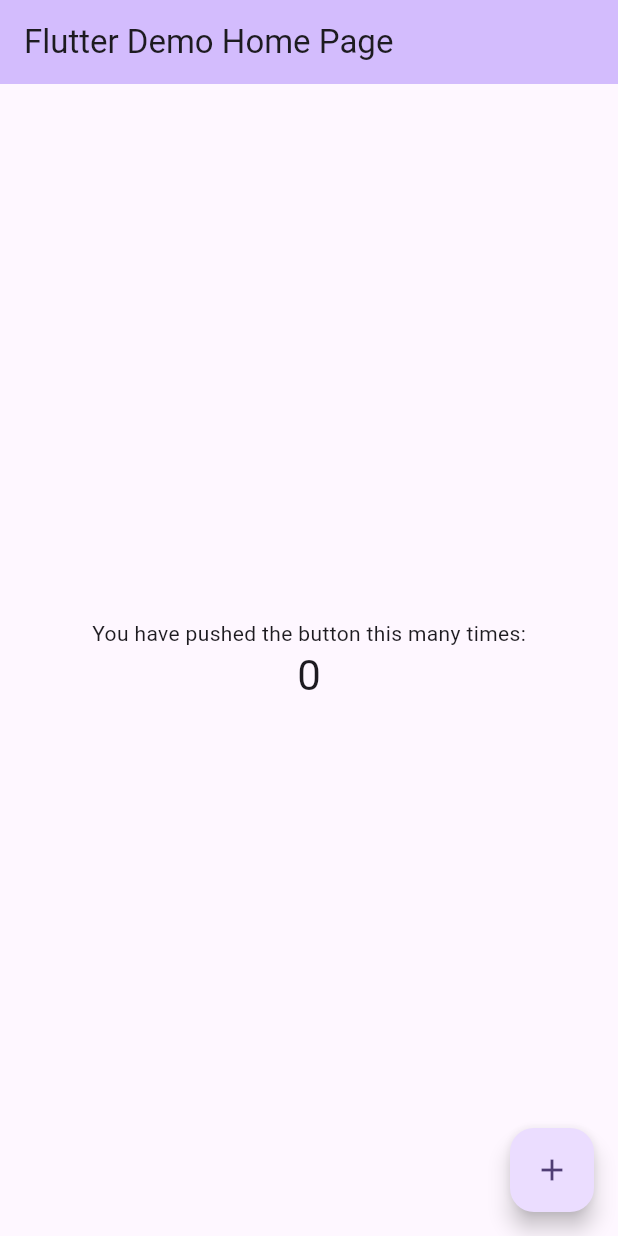
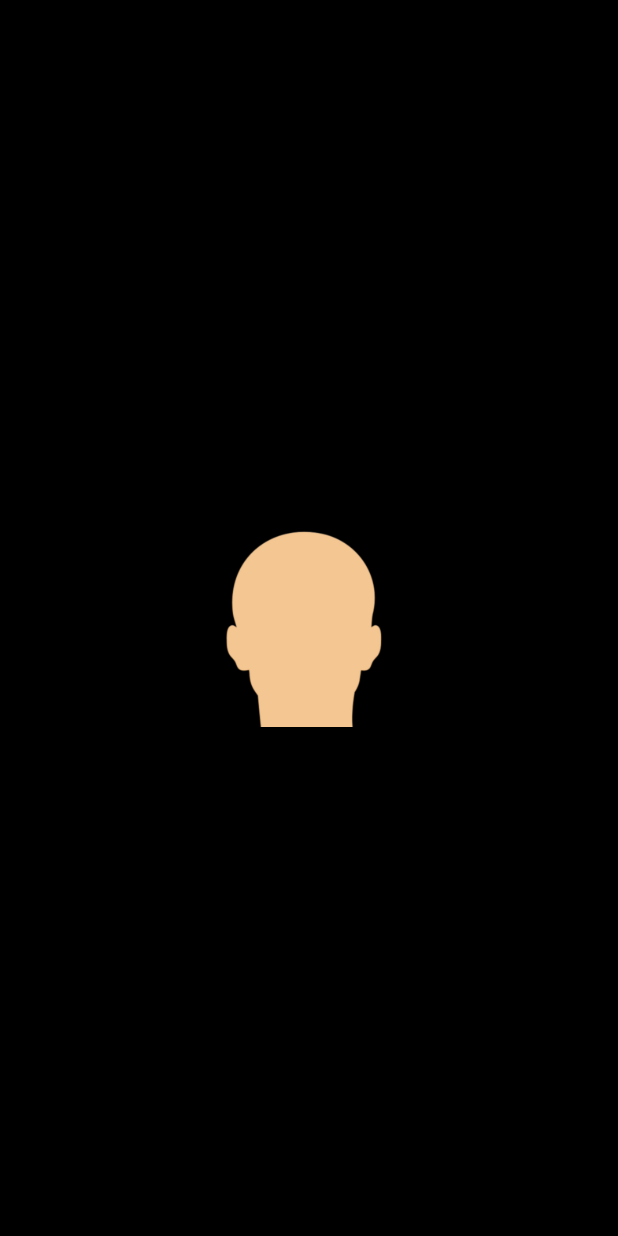
Before and after one commit to daniyalqamar1007/fitlit_app, a Flutter app: the first screen one second after launch, on a phone screen of 412 x 824 dp. Run offline on Flutter 3.47's test engine with Material 3 defaults, Android fonts, the light colour scheme and no system bars.

Commit message:
Add splash screen

```diff
--- a/lib/main.dart
+++ b/lib/main.dart
@@ -1,125 +1,56 @@
+import 'package:fitlip_app/routes/App_routes.dart';
+import 'package:fitlip_app/view/Splash_screen/Splash_screen.dart';
 import 'package:flutter/material.dart';
+import 'package:flutter/services.dart';
 
 void main() {
+  SystemChrome.setSystemUIOverlayStyle(
+    const SystemUiOverlayStyle(
+      statusBarColor: Colors.black54,
+      systemNavigationBarColor: Colors.brown,
+    ),
+  );
+
   runApp(const MyApp());
 }
-
 class MyApp extends StatelessWidget {
   const MyApp({super.key});
 
-  // This widget is the root of your application.
   @override
   Widget build(BuildContext context) {
     return MaterialApp(
-      title: 'Flutter Demo',
+      debugShowCheckedModeBanner: false,
+      title: 'FitLip App',
       theme: ThemeData(
-        // This is the theme of your application.
-        //
-        // TRY THIS: Try running your application with "flutter run". You'll see
-        // the application has a purple toolbar. Then, without quitting the app,
-        // try changing the seedColor in the colorScheme below to Colors.green
-        // and then invoke "hot reload" (save your changes or press the "hot
-        // reload" button in a Flutter-supported IDE, or press "r" if you used
-        // the command line to start the app).
-        //
-        // Notice that the counter didn't reset back to zero; the application
-        // state is not lost during the reload. To reset the state, use hot
-        // restart instead.
-        //
-        // This works for code too, not just values: Most code changes can be
-        // tested with just a hot reload.
-        colorScheme: ColorScheme.fromSeed(seedColor: Colors.deepPurple),
         useMaterial3: true,
+        colorScheme: ColorScheme.fromSeed(
+          seedColor: Colors.black,
+          brightness: Brightness.light,
+          primary: Colors.black,
+        ),
+        appBarTheme: const AppBarTheme(
+          elevation: 0,
+          centerTitle: true,
+          backgroundColor: Colors.black,
+          foregroundColor: Colors.white,
+        ),
       ),
-      home: const MyHomePage(title: 'Flutter Demo Home Page'),
+
+      initialRoute: AppRoutes.splash, // Make sure this matches your route name
+      onGenerateInitialRoutes: (initialRoute) {
+        if (AppRoutes.routes.containsKey(initialRoute)) {
+          return [MaterialPageRoute(builder: AppRoutes.routes[initialRoute]!)];
+        }
+        return [MaterialPageRoute(builder: (_) => const SplashScreen())];
+      },
+      onGenerateRoute: (settings) {
+        return MaterialPageRoute(
+          builder: (context) => const Scaffold(
+            body: Center(child: Text('Page not found',style:TextStyle(fontSize: 20,fontWeight: FontWeight.w600,color: Colors.black),)),
+          ),
+        );
+      },
+      routes: AppRoutes.routes,
     );
   }
 }
-
-class MyHomePage extends StatefulWidget {
-  const MyHomePage({super.key, required this.title});
-
-  // This widget is the home page of your application. It is stateful, meaning
-  // that it has a State object (defined below) that contains fields that affect
-  // how it looks.
-
-  // This class is the configuration for the state. It holds the values (in this
-  // case the title) provided by the parent (in this case the App widget) and
-  // used by the build method of the State. Fields in a Widget subclass are
-  // always marked "final".
-
-  final String title;
-
-  @override
-  State<MyHomePage> createState() => _MyHomePageState();
-}
-
-class _MyHomePageState extends State<MyHomePage> {
-  int _counter = 0;
-
-  void _incrementCounter() {
-    setState(() {
-      // This call to setState tells the Flutter framework that something has
-      // changed in this State, which causes it to rerun the build method below
-      // so that the display can reflect the updated values. If we changed
-      // _counter without calling setState(), then the build method would not be
-      // called again, and so nothing would appear to happen.
-      _counter++;
-    });
-  }
-
-  @override
-  Widget build(BuildContext context) {
-    // This method is rerun every time setState is called, for instance as done
-    // by the _incrementCounter method above.
-    //
-    // The Flutter framework has been optimized to make rerunning build methods
-    // fast, so that you can just rebuild anything that needs updating rather
-    // than having to individually change instances of widgets.
-    return Scaffold(
-      appBar: AppBar(
-        // TRY THIS: Try changing the color here to a specific color (to
-        // Colors.amber, perhaps?) and trigger a hot reload to see the AppBar
-        // change color while the other colors stay the same.
-        backgroundColor: Theme.of(context).colorScheme.inversePrimary,
-        // Here we take the value from the MyHomePage object that was created by
-        // the App.build method, and use it to set our appbar title.
-        title: Text(widget.title),
-      ),
-      body: Center(
-        // Center is a layout widget. It takes a single child and positions it
-        // in the middle of the parent.
-        child: Column(
-          // Column is also a layout widget. It takes a list of children and
-          // arranges them vertically. By default, it sizes itself to fit its
-          // children horizontally, and tries to be as tall as its parent.
-          //
-          // Column has various properties to control how it sizes itself and
-          // how it positions its children. Here we use mainAxisAlignment to
-          // center the children vertically; the main axis here is the vertical
-          // axis because Columns are vertical (the cross axis would be
-          // horizontal).
-          //
-          // TRY THIS: Invoke "debug painting" (choose the "Toggle Debug Paint"
-          // action in the IDE, or press "p" in the console), to see the
-          // wireframe for each widget.
-          mainAxisAlignment: MainAxisAlignment.center,
-          children: <Widget>[
-            const Text(
-              'You have pushed the button this many times:',
-            ),
-            Text(
-              '$_counter',
-              style: Theme.of(context).textTheme.headlineMedium,
-            ),
-          ],
-        ),
-      ),
-      floatingActionButton: FloatingActionButton(
-        onPressed: _incrementCounter,
-        tooltip: 'Increment',
-        child: const Icon(Icons.add),
-      ), // This trailing comma makes auto-formatting nicer for build methods.
-    );
-  }
-}
--- /dev/null
+++ b/lib/routes/App_routes.dart
@@ -0,0 +1,10 @@
+
+import 'package:flutter/cupertino.dart';
+import '../view/Splash_screen/Splash_screen.dart';
+class AppRoutes {
+  static const String splash = '/';
+  static const String home = '/home';
+  static final Map<String, WidgetBuilder> routes = {
+    splash: (context) =>  SplashScreen(),
+  };
+}
--- /dev/null
+++ b/lib/view/Splash_screen/Splash_screen.dart
@@ -0,0 +1,35 @@
+import 'package:flutter/cupertino.dart';
+import 'package:flutter/material.dart';
+import 'package:flutter/services.dart';
+
+class SplashScreen extends StatefulWidget {
+  const SplashScreen({super.key});
+
+  @override
+  State<SplashScreen> createState() => _SplashScreenState();
+}
+
+class _SplashScreenState extends State<SplashScreen> {
+  @override
+  void initState() {
+    super.initState();
+    SystemChrome.setEnabledSystemUIMode(SystemUiMode.immersiveSticky);
+    Future.delayed(const Duration(seconds: 3), () {
+      Navigator.of(context).pushReplacementNamed('/home');
+    });
+  }
+  @override
+  void dispose() {
+    SystemChrome.setEnabledSystemUIMode(SystemUiMode.edgeToEdge);
+    super.dispose();
+  }
+  @override
+  Widget build(BuildContext context) {
+    return Scaffold(
+      backgroundColor: Colors.black,
+      body: Center(
+        child: Image.asset('assets/Images/app_logo.png',scale: 2,),
+      ),
+    );
+  }
+}
--- a/pubspec.yaml
+++ b/pubspec.yaml
@@ -58,9 +58,9 @@ flutter:
   uses-material-design: true
 
   # To add assets to your application, add an assets section, like this:
-  # assets:
-  #   - images/a_dot_burr.jpeg
-  #   - images/a_dot_ham.jpeg
+  assets:
+    - assets/Images/
+    - assets/Icons/
 
   # An image asset can refer to one or more resolution-specific "variants", see
   # https://flutter.dev/to/resolution-aware-images
```
Also changed, not shown: assets/Images/app_logo.png (added).
